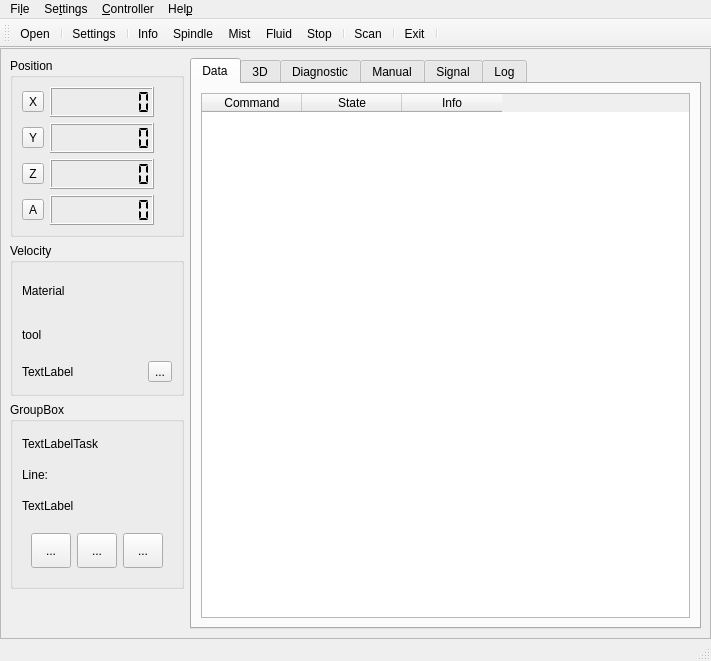
eduard-x/cnc-qt, file sources/forms/MainWindow.ui: the form before one commit.
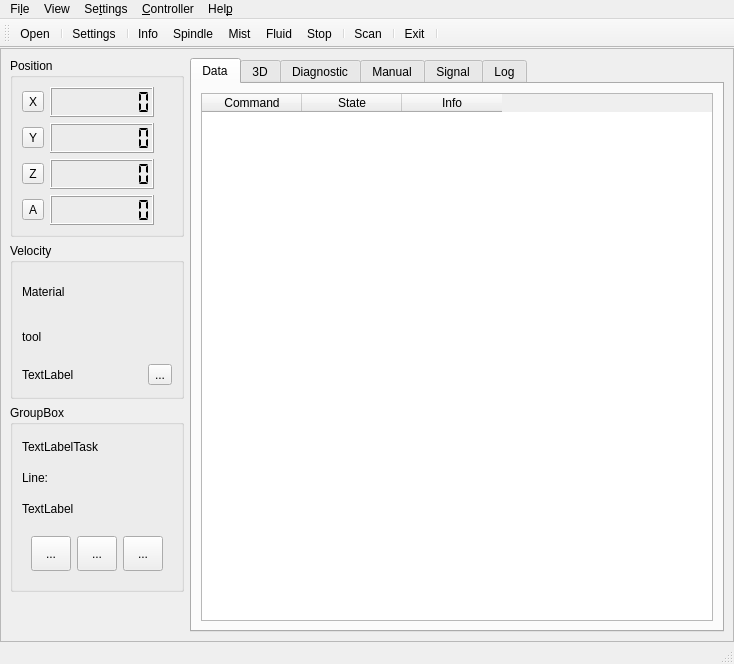
The form after the commit. Icons and pictures are not drawn.

What changed in the file:
```diff
--- a/sources/forms/MainWindow.ui
+++ b/sources/forms/MainWindow.ui
@@ -6,8 +6,8 @@
    <rect>
     <x>0</x>
     <y>0</y>
-    <width>711</width>
-    <height>661</height>
+    <width>734</width>
+    <height>664</height>
    </rect>
   </property>
   <property name="sizePolicy">
@@ -2695,8 +2695,8 @@
     <rect>
      <x>0</x>
      <y>0</y>
-     <width>711</width>
-     <height>26</height>
+     <width>734</width>
+     <height>25</height>
     </rect>
    </property>
    <property name="sizePolicy">
@@ -2761,7 +2761,13 @@
     </property>
     <addaction name="actionProgram"/>
    </widget>
+   <widget class="QMenu" name="menuView">
+    <property name="title">
+     <string>View</string>
+    </property>
+   </widget>
    <addaction name="menuFile"/>
+   <addaction name="menuView"/>
    <addaction name="menuSettings"/>
    <addaction name="menuController"/>
    <addaction name="menuHelp"/>
```
